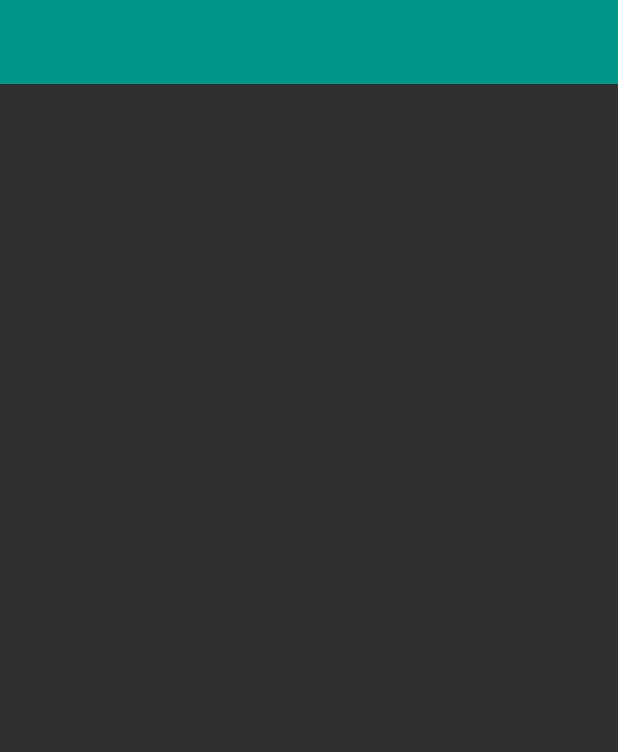
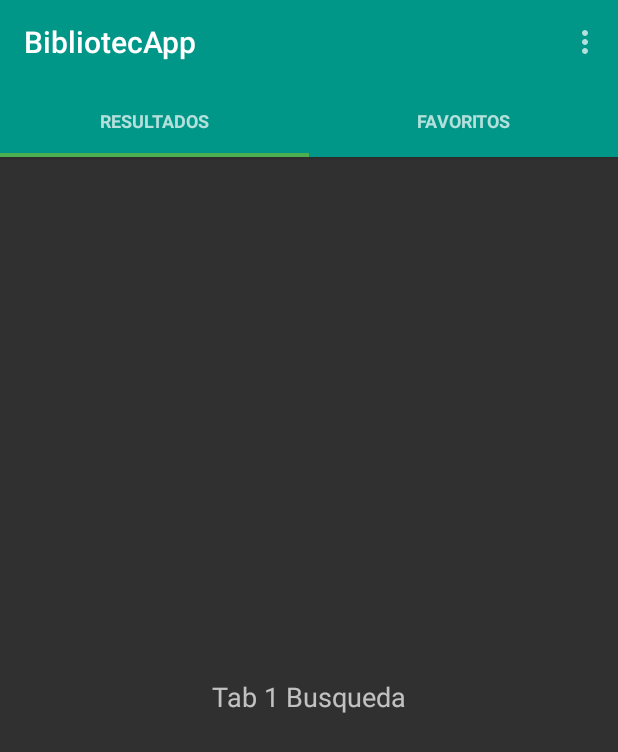
Before and after one commit to davidflorezrestrepo/BibliotecApp, an Android app: the screen it shows after launch (ActivityMain), on a phone screen of 412 x 824 dp. Shown: the top 752 px of the screen. Run offline under Robolectric (Android 15) with nearby library versions, the phone set to English and light mode, and no system bars.

Commit message:
Implements the fragments and the viewpager to handle the sliding tab layout events

```diff
--- a/app/src/main/java/co/edu/udea/bibliotecapp/activity/ActivityMain.java
+++ b/app/src/main/java/co/edu/udea/bibliotecapp/activity/ActivityMain.java
@@ -2,14 +2,62 @@ package co.edu.udea.bibliotecapp.activity;
 
 import android.support.v7.app.AppCompatActivity;
 import android.os.Bundle;
+import android.support.v4.view.ViewPager;
+import android.support.v7.widget.Toolbar;
+import android.view.Menu;
+import android.view.MenuItem;
 
 import co.edu.udea.bibliotecapp.R;
+import co.edu.udea.bibliotecapp.widget.SlidingTabLayout;
+import co.edu.udea.bibliotecapp.widget.ViewPagerAdapter;
 
 public class ActivityMain extends AppCompatActivity {
+
+    Toolbar toolbar;
+    ViewPager pager;
+    ViewPagerAdapter adapter;
+    SlidingTabLayout tabs;
+    CharSequence Titles[] = {"Resultados", "Favoritos"};
+    int Numboftabs = 2;
 
     @Override
     protected void onCreate(Bundle savedInstanceState) {
         super.onCreate(savedInstanceState);
         setContentView(R.layout.activity_main);
+
+        toolbar = (Toolbar) findViewById(R.id.tool_bar);
+        setSupportActionBar(toolbar);
+
+        adapter = new ViewPagerAdapter(getSupportFragmentManager(), Titles, Numboftabs);
+
+        pager = (ViewPager) findViewById(R.id.tab_layout_pager);
+        pager.setAdapter(adapter);
+
+        tabs = (SlidingTabLayout) findViewById(R.id.tabs);
+        tabs.setDistributeEvenly(true);
+        tabs.setCustomTabColorizer(new SlidingTabLayout.TabColorizer() {
+            @Override
+            public int getIndicatorColor(int position) {
+                return getResources().getColor(R.color.tabsScrollColor);
+            }
+        });
+
+        tabs.setViewPager(pager);
+    }
+
+    @Override
+    public boolean onCreateOptionsMenu(Menu menu) {
+        getMenuInflater().inflate(R.menu.menu_main, menu);
+        return true;
+    }
+
+    @Override
+    public boolean onOptionsItemSelected(MenuItem item) {
+
+        int id = item.getItemId();
+        if (id == R.id.action_settings) {
+            return true;
+        }
+        return super.onOptionsItemSelected(item);
     }
 }
--- a/app/src/main/java/co/edu/udea/bibliotecapp/fragment/TabFavorites.java
+++ b/app/src/main/java/co/edu/udea/bibliotecapp/fragment/TabFavorites.java
@@ -16,7 +16,7 @@ public class TabFavorites extends Fragment {
 
     @Override
     public View onCreateView(LayoutInflater inflater, @Nullable ViewGroup container, @Nullable Bundle savedInstanceState) {
-        View v = inflater.inflate(R.layout.tab_search, container, false);
+        View v = inflater.inflate(R.layout.tab_favorites, container, false);
         return v;
     }
 }
--- a/app/src/main/java/co/edu/udea/bibliotecapp/fragment/TabSearch.java
+++ b/app/src/main/java/co/edu/udea/bibliotecapp/fragment/TabSearch.java
@@ -6,6 +6,7 @@ import android.support.v4.app.Fragment;
 import android.view.LayoutInflater;
 import android.view.View;
 import android.view.ViewGroup;
+
 import co.edu.udea.bibliotecapp.R;
 
 /**
--- /dev/null
+++ b/app/src/main/java/co/edu/udea/bibliotecapp/widget/ViewPagerAdapter.java
@@ -0,0 +1,48 @@
+package co.edu.udea.bibliotecapp.widget;
+
+
+import android.support.v4.app.Fragment;
+import android.support.v4.app.FragmentManager;
+import android.support.v4.app.FragmentStatePagerAdapter;
+
+
+import co.edu.udea.bibliotecapp.R;
+import co.edu.udea.bibliotecapp.fragment.TabFavorites;
+import co.edu.udea.bibliotecapp.fragment.TabSearch;
+
+/**
+ * Created by cristian on 30/05/2016.
+ */
+public class ViewPagerAdapter extends FragmentStatePagerAdapter {
+
+    CharSequence Titles[];
+    int NumbOfTabs;
+
+    public ViewPagerAdapter(FragmentManager fm, CharSequence mTitles[], int mNumbOfTabsumb) {
+        super(fm);
+        this.Titles = mTitles;
+        this.NumbOfTabs = mNumbOfTabsumb;
+    }
+
+    @Override
+    public Fragment getItem(int position) {
+
+        if (position == 0) {
+            TabSearch tab1 = new TabSearch();
+            return tab1;
+        } else {
+            TabFavorites tab2 = new TabFavorites();
+            return tab2;
+        }
+    }
+
+    @Override
+    public CharSequence getPageTitle(int position) {
+        return Titles[position];
+    }
+
+    @Override
+    public int getCount() {
+        return NumbOfTabs;
+    }
+}
--- /dev/null
+++ b/app/src/main/res/menu/menu_main.xml
@@ -0,0 +1,6 @@
+<?xml version="1.0" encoding="utf-8"?>
+<menu xmlns:android="http://schemas.android.com/apk/res/android">
+    <!--android:icon="@drawable/bd"-->
+    <item android:id="@+id/action_settings"
+        android:title="@string/str_settings"/>
+</menu>
--- a/app/src/main/res/values/strings.xml
+++ b/app/src/main/res/values/strings.xml
@@ -1,4 +1,5 @@
 <resources>
     <string name="app_name">BibliotecApp</string>
     <string name="str_search">Buscar</string>
+    <string name="str_settings">Propiedades</string>
 </resources>
```
